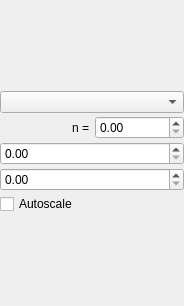
Before: the Qt Designer form MantidQt/SliceViewer/inc/MantidQtSliceViewer/ColorBarWidget.ui in mantidproject/mantid, drawn with Qt 5.
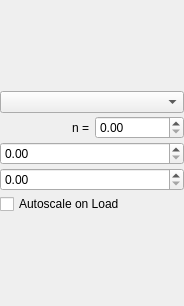
After: the same form once the commit is applied. Custom widgets are drawn as their Qt base class.

Commit message: Refs #15161 Improve auto scale on load feature in slice viewer

Patch:
```diff
--- a/MantidQt/SliceViewer/inc/MantidQtSliceViewer/ColorBarWidget.ui
+++ b/MantidQt/SliceViewer/inc/MantidQtSliceViewer/ColorBarWidget.ui
@@ -74,7 +74,7 @@
      <item>
       <widget class="QCheckBox" name="autoScale">
        <property name="text">
-        <string>Autoscale</string>
+        <string>Autoscale on Load</string>
        </property>
       </widget>
      </item>
```
Left out of the diff: 14 changed lines with no effect on the pictures. The commit also changes 1 other file.
